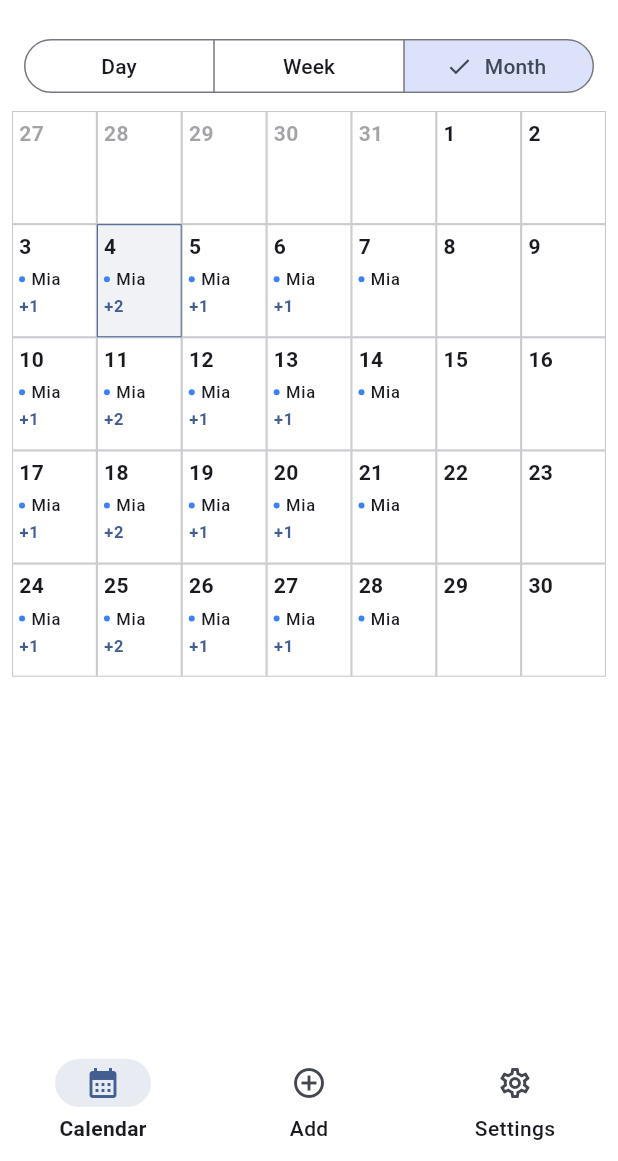
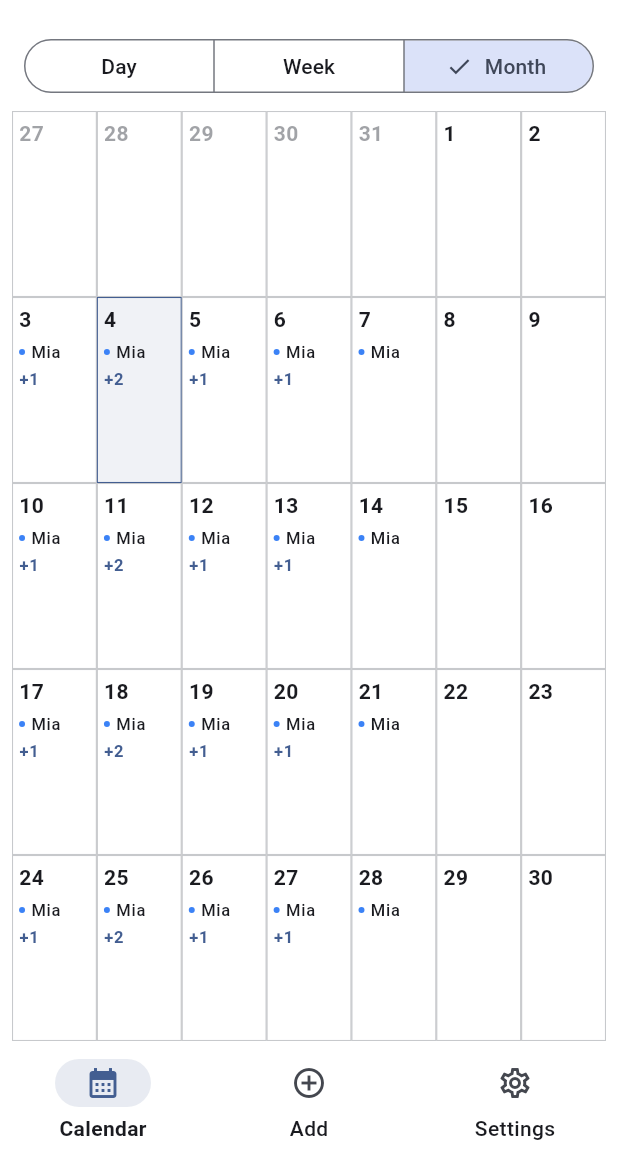
Before and after one commit to zacks2512/familyCal, a Flutter app: the screen it shows after launch, on a phone screen of 412 x 824 dp, the part 75-1236 px from its top. Run offline on Flutter 3.47's test engine with Material 3 defaults, Android fonts, the phone set to English and light mode, and no system bars.

Commit message:
fix size page calander month

```diff
--- a/lib/screens/calendar_screen.dart
+++ b/lib/screens/calendar_screen.dart
@@ -268,8 +268,10 @@ class _CalendarScreenState extends State<CalendarScreen> {
       minute: defaultStart.minute,
     );
     _quickAddRole = EventRole.dropOff;
-    _quickAddChildId = state.children.isNotEmpty ? state.children.first.id : null;
-    _quickAddPlaceId = state.places.isNotEmpty ? state.places.first.id : null;
+    _quickAddChildId =
+        state.children.isNotEmpty ? state.children.first.id : null;
+    _quickAddPlaceId =
+        state.places.isNotEmpty ? state.places.first.id : null;
     _quickAddResponsibleId = state.currentMemberId;
   }
 
@@ -297,7 +299,8 @@ class _CalendarScreenState extends State<CalendarScreen> {
     state.addEvent(newEvent);
     ScaffoldMessenger.of(context).showSnackBar(
       SnackBar(
-        content: Text('Added ${event.title} on ${DateFormat.yMMMd().format(event.date)}'),
+        content: Text(
+            'Added ${event.title} on ${DateFormat.yMMMd().format(event.date)}'),
       ),
     );
     if (closeSheet) {
@@ -333,7 +336,8 @@ class _CalendarHeader extends StatelessWidget {
   Widget build(BuildContext context) {
     final segmented = SegmentedButton<CalendarViewMode>(
       style: ButtonStyle(
-        padding: MaterialStateProperty.all(const EdgeInsets.symmetric(horizontal: 12)),
+        padding:
+            MaterialStateProperty.all(const EdgeInsets.symmetric(horizontal: 12)),
         visualDensity: VisualDensity.comfortable,
       ),
       segments: const [
@@ -431,16 +435,29 @@ class _MonthView extends StatelessWidget {
   @override
   Widget build(BuildContext context) {
     final days = _buildDays(visibleMonth);
-    final theme = Theme.of(context);
     final state = context.read<FamilyCalState>();
 
     if (isCompact) {
+      // Fill the available height with a 7x(5|6) grid.
+      return LayoutBuilder(
+        builder: (context, c) {
+          final rows = (days.length / 7).ceil(); // 5 or 6 depending on month
+          const cols = 7;
+
+          // Match the horizontal padding you already use.
+          const horizontalPadding = 8.0 * 2;
+
+          final cellWidth = (c.maxWidth - horizontalPadding) / cols;
+          final cellHeight = c.maxHeight / rows;
+          final aspect = cellWidth / cellHeight;
+
           return Padding(
             padding: const EdgeInsets.symmetric(horizontal: 8),
             child: GridView.builder(
-          gridDelegate: const SliverGridDelegateWithFixedCrossAxisCount(
-            crossAxisCount: 7,
-            childAspectRatio: 0.75,
+              physics: const NeverScrollableScrollPhysics(),
+              gridDelegate: SliverGridDelegateWithFixedCrossAxisCount(
+                crossAxisCount: cols,
+                childAspectRatio: aspect,
               ),
               itemCount: days.length,
               itemBuilder: (context, index) {
@@ -449,8 +466,9 @@ class _MonthView extends StatelessWidget {
                 final isSelected = DateUtils.isSameDay(day, selectedDay);
                 final inMonth = DateUtils.isSameMonth(day, visibleMonth);
                 final hasWarning = events.any(
-              (event) =>
-                  state.memberByIdOrNull(event.event.responsibleMemberId) == null,
+                  (event) => state
+                          .memberByIdOrNull(event.event.responsibleMemberId) ==
+                      null,
                 );
                 return _MonthCell(
                   day: day,
@@ -463,8 +481,11 @@ class _MonthView extends StatelessWidget {
               },
             ),
           );
+        },
+      );
     }
 
+    // Wide layout: keep existing behavior with a square grid and drawer below.
     return SingleChildScrollView(
       child: Padding(
         padding: const EdgeInsets.symmetric(horizontal: 16),
@@ -485,8 +506,9 @@ class _MonthView extends StatelessWidget {
                 final isSelected = DateUtils.isSameDay(day, selectedDay);
                 final inMonth = DateUtils.isSameMonth(day, visibleMonth);
                 final hasWarning = events.any(
-                  (event) =>
-                      state.memberByIdOrNull(event.event.responsibleMemberId) == null,
+                  (event) => state
+                          .memberByIdOrNull(event.event.responsibleMemberId) ==
+                      null,
                 );
                 return _MonthCell(
                   day: day,
@@ -556,9 +578,10 @@ class _MonthCell extends StatelessWidget {
         : theme.dividerColor.withOpacity(0.4);
 
     final calendarState = context.read<FamilyCalState>();
-    final maxVisible = 1;
+    const maxVisible = 1;
     final visibleEvents = events.take(maxVisible).toList();
-    final remainingCount = events.length > maxVisible ? events.length - maxVisible : 0;
+    final remainingCount =
+        events.length > maxVisible ? events.length - maxVisible : 0;
 
     return Semantics(
       label:
@@ -573,9 +596,7 @@ class _MonthCell extends StatelessWidget {
             color: bgColor,
           ),
           padding: const EdgeInsets.all(4),
-          child: LayoutBuilder(
-            builder: (context, constraints) {
-              return Column(
+          child: Column(
             crossAxisAlignment: CrossAxisAlignment.start,
             children: [
               Text(
@@ -593,7 +614,6 @@ class _MonthCell extends StatelessWidget {
                     padding: const EdgeInsets.only(top: 4),
                     child: Column(
                       crossAxisAlignment: CrossAxisAlignment.start,
-                          mainAxisSize: MainAxisSize.min,
                       children: [
                         if (visibleEvents.isNotEmpty)
                           for (final event in visibleEvents)
@@ -614,10 +634,13 @@ class _MonthCell extends StatelessWidget {
                                     child: Text(
                                       event.event.title?.isNotEmpty == true
                                           ? event.event.title!
-                                              : calendarState.childById(event.event.childId).displayName,
+                                          : calendarState
+                                              .childById(event.event.childId)
+                                              .displayName,
                                       maxLines: 1,
                                       overflow: TextOverflow.ellipsis,
-                                          style: theme.textTheme.labelSmall?.copyWith(
+                                      style: theme.textTheme.labelSmall
+                                          ?.copyWith(
                                         fontWeight: FontWeight.w500,
                                       ),
                                     ),
@@ -645,14 +668,13 @@ class _MonthCell extends StatelessWidget {
                   ),
                 ),
             ],
-              );
-            },
           ),
         ),
       ),
     );
   }
 }
+
 class _CalendarDayDrawer extends StatelessWidget {
   const _CalendarDayDrawer({
     required this.day,
@@ -1004,7 +1026,9 @@ class _WeekDayCard extends StatelessWidget {
                   child: Column(
                     crossAxisAlignment: CrossAxisAlignment.start,
                     mainAxisSize: MainAxisSize.min,
-                    children: events.take(3).map(
+                    children: events
+                        .take(3)
+                        .map(
                           (event) => Padding(
                             padding: const EdgeInsets.only(bottom: 4),
                             child: Row(
@@ -1030,7 +1054,8 @@ class _WeekDayCard extends StatelessWidget {
                               ],
                             ),
                           ),
-                    ).toList(),
+                        )
+                        .toList(),
                   ),
                 ),
               if (hasWarning)
@@ -1207,9 +1232,10 @@ class _QuickAddFormState extends State<_QuickAddForm> {
     _end = widget.initialEnd ??
         TimeOfDay(hour: (_start.hour + 1) % 24, minute: _start.minute);
     _role = widget.initialRole ?? EventRole.dropOff;
-    _childId = widget.childId ?? (state.children.isNotEmpty ? state.children.first.id : null);
-    _placeId =
-        widget.placeId ?? (state.places.isNotEmpty ? state.places.first.id : null);
+    _childId = widget.childId ??
+        (state.children.isNotEmpty ? state.children.first.id : null);
+    _placeId = widget.placeId ??
+        (state.places.isNotEmpty ? state.places.first.id : null);
     _responsibleId = widget.responsibleId ?? state.currentMemberId;
   }
 
@@ -1311,18 +1337,19 @@ class _QuickAddFormState extends State<_QuickAddForm> {
           DropdownButtonFormField<String>(
             value: _responsibleId,
             decoration: const InputDecoration(labelText: 'Assign to'),
-            items: [
-              const DropdownMenuItem(
+            items: const [
+              DropdownMenuItem(
                 value: '',
                 child: Text('Unassigned'),
               ),
-              ...state.members.map(
+            ]..addAll(
+                state.members.map(
                   (member) => DropdownMenuItem(
                     value: member.id,
                     child: Text(member.displayName),
                   ),
                 ),
-            ],
+              ),
             onChanged: (value) => setState(() => _responsibleId = value),
           ),
           const SizedBox(height: 16),
```
Lines whose indentation alone changed are shown as unchanged.
